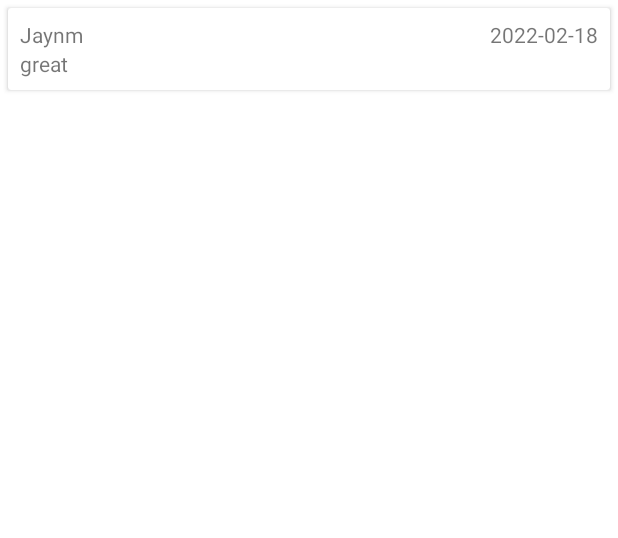
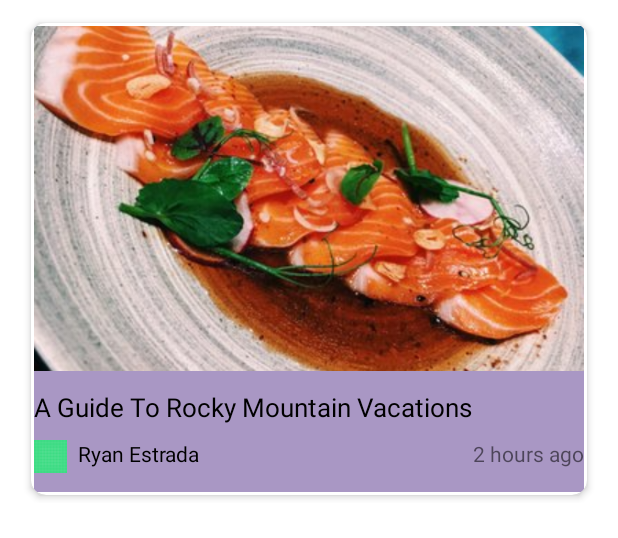
Before and after one commit to meredith-zeng/EatWhat, an Android app: the layout cardview_test.xml on its own in the app's theme, with its tools: preview values and no code run, on a phone screen of 412 x 824 dp. Shown: the top 538 px of the screen. Run offline under Robolectric (Android 15) with nearby library versions, the phone set to English and light mode, and no system bars.

Commit message:
cardview

```diff
--- a/app/src/main/res/layout/cardview_test.xml
+++ b/app/src/main/res/layout/cardview_test.xml
@@ -1,40 +1,87 @@
 <?xml version="1.0" encoding="utf-8"?>
+<LinearLayout xmlns:android="http://schemas.android.com/apk/res/android"
+    android:orientation="vertical"
+    android:layout_width="match_parent"
+    android:layout_height="wrap_content"
+    android:paddingTop="10dp"
+    android:paddingBottom="10dp"
+    android:paddingLeft="15dp"
+    android:paddingRight="15dp">
+
     <androidx.cardview.widget.CardView
         xmlns:android="http://schemas.android.com/apk/res/android"
         xmlns:app="http://schemas.android.com/apk/res-auto"
         android:layout_width="match_parent"
         android:layout_height="wrap_content"
         android:layout_margin="5dp"
-    app:contentPadding="8dp">
+        app:cardElevation="3dp"
+        app:cardCornerRadius="10dp">
 
-    <androidx.constraintlayout.widget.ConstraintLayout
+
+        <RelativeLayout
+            android:layout_width="match_parent"
+            android:layout_height="match_parent"
+            android:layout_margin="2dp"
+            android:background="#a997c4">
+
+            <ImageView
+                android:id="@+id/full_image"
+                android:layout_width="match_parent"
+                android:layout_height="230dp"
+                android:src="@drawable/post_photo"
+                android:scaleType="centerCrop"
+                android:gravity="bottom" />
+
+            <TextView
+                android:id="@+id/name_text_view"
                 android:layout_width="match_parent"
                 android:layout_height="wrap_content"
-        android:orientation="horizontal">
+                android:layout_below="@id/full_image"
+                android:textSize="17sp"
+                android:layout_marginTop="12dp"
+                android:textColor="@color/black"
+                android:text="A Guide To Rocky Mountain Vacations"/>
+
+
+            <ImageView
+                android:id="@+id/profile_image"
+                android:layout_width="22dp"
+                android:layout_height="23dp"
+                android:layout_marginTop="9dp"
+                android:layout_marginBottom="12dp"
+                android:layout_below="@+id/name_text_view"
+                android:src="@drawable/ic_launcher_background"/>
 
             <TextView
-            android:id="@+id/tv_name"
+                android:id="@+id/profile_name"
                 android:layout_width="wrap_content"
                 android:layout_height="wrap_content"
-            android:text="Jaynm"
-            app:layout_constraintLeft_toLeftOf="parent"
-            app:layout_constraintTop_toTopOf="parent" />
+                android:textSize="14sp"
+                android:layout_below="@id/name_text_view"
+                android:layout_toRightOf="@id/profile_image"
+                android:layout_marginTop="9dp"
+                android:layout_marginBottom="12dp"
+                android:layout_marginLeft="7dp"
+                android:textColor="@color/black"
+                android:text="Ryan Estrada"/>
+
+
 
             <TextView
-            android:id="@+id/tv_time"
+                android:id="@+id/time_stamp"
                 android:layout_width="wrap_content"
                 android:layout_height="wrap_content"
-            android:text="2022-02-18"
-            app:layout_constraintEnd_toEndOf="parent"
-            app:layout_constraintTop_toTopOf="@+id/tv_name" />
+                android:layout_below="@id/name_text_view"
+                android:layout_alignParentRight="true"
+                android:layout_marginTop="9dp"
+                android:layout_marginBottom="12dp"
+                android:layout_toRightOf="@id/profile_name"
+                android:gravity="right"
+                android:text="2 hours ago"
+                android:textSize="14sp" />
 
-        <TextView
-            android:id="@+id/tv_title"
-            android:layout_width="wrap_content"
-            android:layout_height="wrap_content"
-            android:text="great"
-            app:layout_constraintStart_toStartOf="@+id/tv_name"
-            app:layout_constraintTop_toBottomOf="@+id/tv_name" />
+        </RelativeLayout>
 
-    </androidx.constraintlayout.widget.ConstraintLayout>
     </androidx.cardview.widget.CardView>
+
+</LinearLayout>
```
Also changed, not shown: app/src/main/res/drawable/post_photo.jpg (added). Lines whose indentation alone changed are shown as unchanged.
